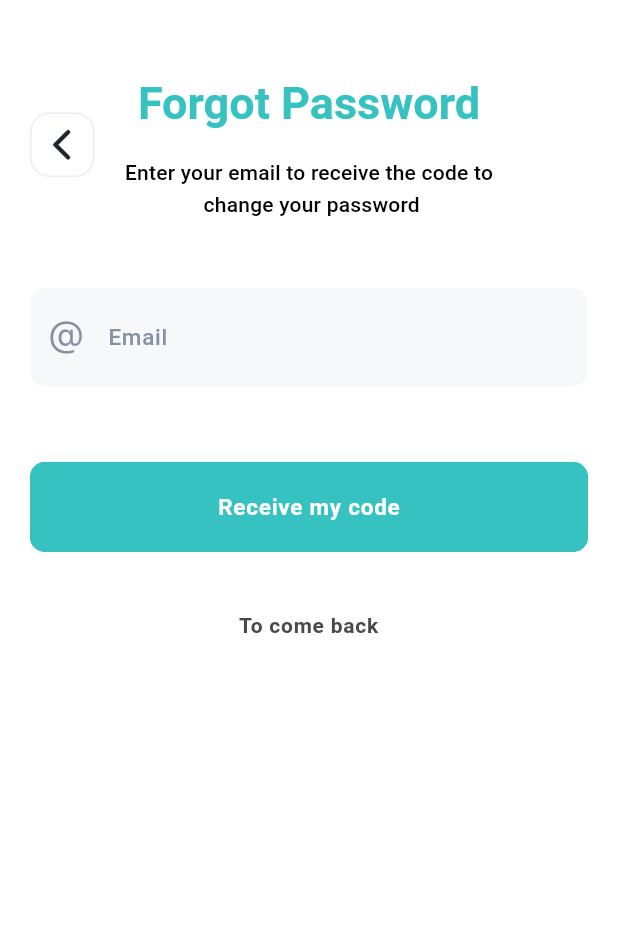
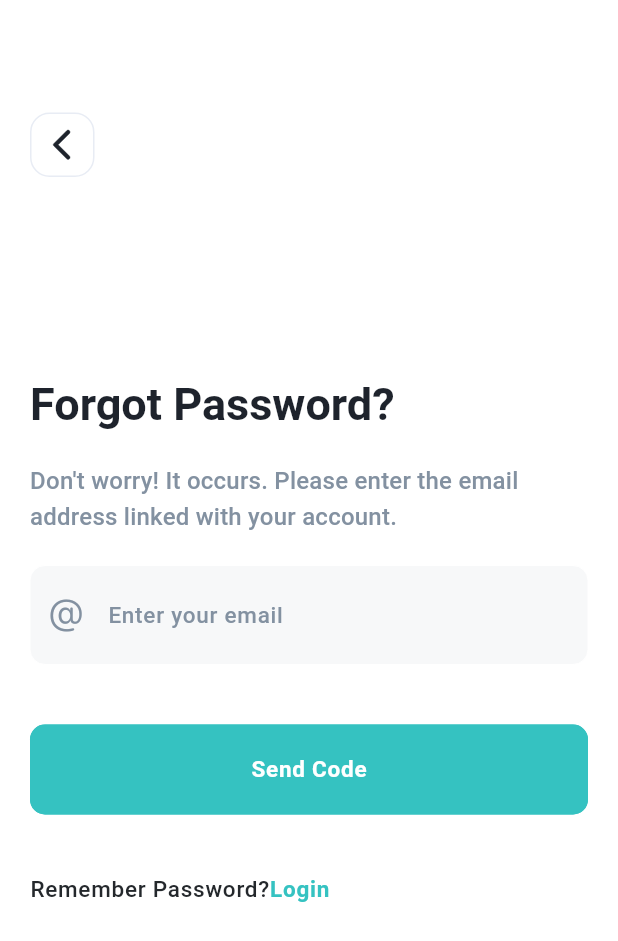
Before and after one commit to alade-01/Login_Register_App_UI, a Flutter app: the ForgotPasswordScreen screen opened by its route, on a phone screen of 412 x 824 dp. Shown: the top 941 px of the screen. Run offline on Flutter 3.47's test engine with Material 3 defaults, Android fonts, the phone set to English and light mode, and no system bars; our stand-ins replace flutter_bloc, flutter_svg; Roboto replaces fonts that are missing (Poppins).

Commit message:
add forgot password screen

```diff
--- a/lib/windows/forgot_password_screen.dart
+++ b/lib/windows/forgot_password_screen.dart
@@ -22,33 +22,29 @@ class _ForgotPasswordScreenState extends State<ForgotPasswordScreen> {
   Widget build(BuildContext context) {
     Size size = MediaQuery.of(context).size;
     return Background(
-        child: SizedBox(
-      width: size.width,
-      height: size.height,
         child: SingleChildScrollView(
           padding: const EdgeInsets.all(20),
           child: Column(
-          mainAxisAlignment: MainAxisAlignment.center,
-          crossAxisAlignment: CrossAxisAlignment.center,
+            mainAxisAlignment: MainAxisAlignment.start,
+            crossAxisAlignment: CrossAxisAlignment.start,
             children: [
               const SizedBox(height: BUTTON_SEPARATION_SPACE * 3),
               Text(
-              "Forgot Password",
+                "Forgot Password?",
                 style: Theme.of(context).textTheme.titleLarge!.copyWith(
-                  color: primaryColor,
+                    color: secondaryColor,
                     fontSize: 30,
-                  fontWeight: FontWeight.w700),
+                    fontWeight: FontWeight.w700,),
               ),
-            const SizedBox(height: BUTTON_SEPARATION_SPACE * 1.7),
+              const SizedBox(height: BUTTON_SEPARATION_SPACE * 2),
               Text(
-              "Enter your email to receive the code to \n change your password",
+                "Don't worry! It occurs. Please enter the email address linked with your account.",
                 style: Theme.of(context).textTheme.titleMedium!.copyWith(
-                  color: Colors.black,
-                  fontSize: 14,
+                    color: Color(0xFF8391A1),
+                    fontSize: 16,
                     fontWeight: FontWeight.w500),
-              textAlign: TextAlign.center,
               ),
-            const SizedBox(height: BUTTON_SEPARATION_SPACE * 4.5),
+              const SizedBox(height: BUTTON_SEPARATION_SPACE * 2),
               Form(
                 key: formKey,
                 child: Column(
@@ -70,7 +66,7 @@ class _ForgotPasswordScreenState extends State<ForgotPasswordScreen> {
                         style: textStyleInput,
                         decoration: const InputDecoration(
                           prefixIcon: Icon(CupertinoIcons.at),
-                        hintText: "Email",
+                          hintText: "Enter your email",
                         ),
                         keyboardType: TextInputType.text,
                       ),
@@ -78,35 +74,41 @@ class _ForgotPasswordScreenState extends State<ForgotPasswordScreen> {
                   ],
                 ),
               ),
-            const SizedBox(height: BUTTON_SEPARATION_SPACE * 5),
+              const SizedBox(height: BUTTON_SEPARATION_SPACE * 4),
               AppButton(
                 callback: () {
                   if (formKey.currentState!.validate()) {}
                 },
-              label: "Receive my code",
+                label: "Send Code",
                 buttonType: ButtonType.PRIMARY,
                 width: size.width,
-              horizontalPadding: 0,
               ),
               const SizedBox(height: BUTTON_SEPARATION_SPACE * 4),
-            InkWell(
-              onTap: () {
-                Navigator.pushNamed(context, RouterGenerator.loginRoute);
-              },
-              child: Padding(
-                padding: const EdgeInsets.all(0),
-                child: Text(
-                  "To come back",
-                  textAlign: TextAlign.center,
-                  style: Theme.of(context).textTheme.labelMedium!.copyWith(
-                      fontSize: 14,
-                      color: const Color(0xFF494949),
-                      fontWeight: FontWeight.w600),
-                ),
-              ),
-            ),
+              RichText(
+                text: TextSpan(
+                  text: 'Remember Password?',
+                  style:  Theme.of(context)
+                      .textTheme
+                      .labelMedium!
+                      .copyWith(
+                      fontSize: 15,
+                      color: Color(0xFF24282C),
+                      fontWeight: FontWeight.w500),
+                  children: <TextSpan>[
+                    TextSpan(
+                        text: 'Login',
+                        style:  Theme.of(context)
+                            .textTheme
+                            .labelMedium!
+                            .copyWith(
+                            fontSize: 15,
+                            color: primaryColor,
+                            fontWeight: FontWeight.w700)
+                    )
                   ],
                 ),
+              )
+            ],
           ),
         ));
   }
```
Lines whose indentation alone changed are shown as unchanged.
